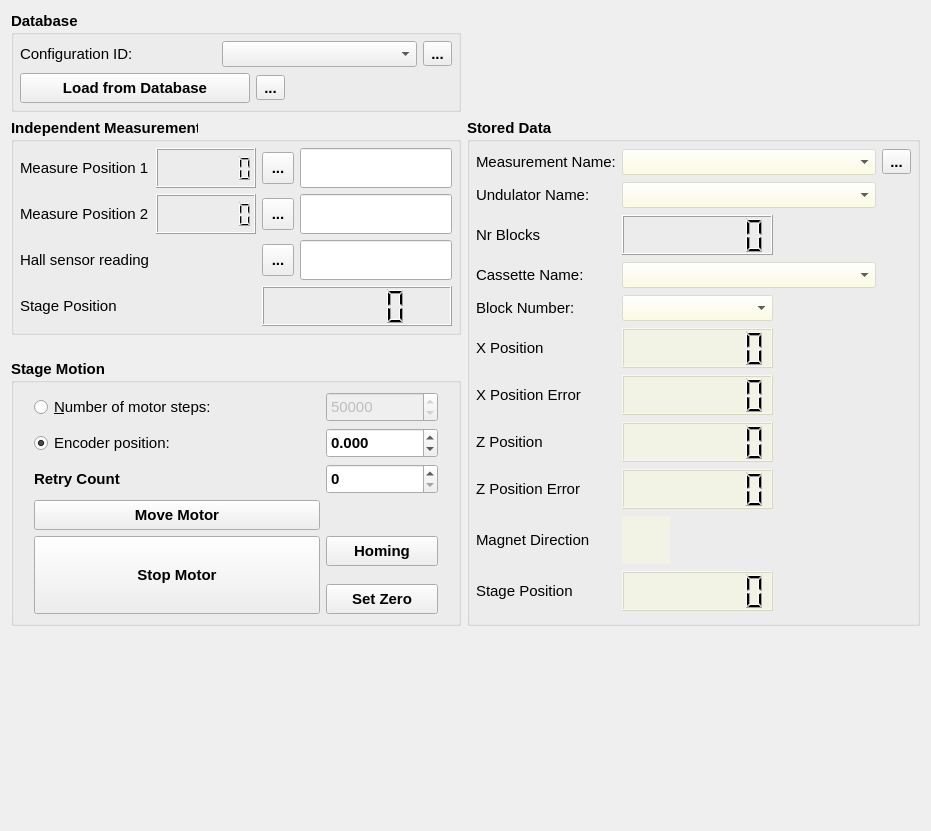
Old version of the form deltabench/gui/ui/measurementwidget.ui in the repository lnls-ima/delta-assembly-bench.
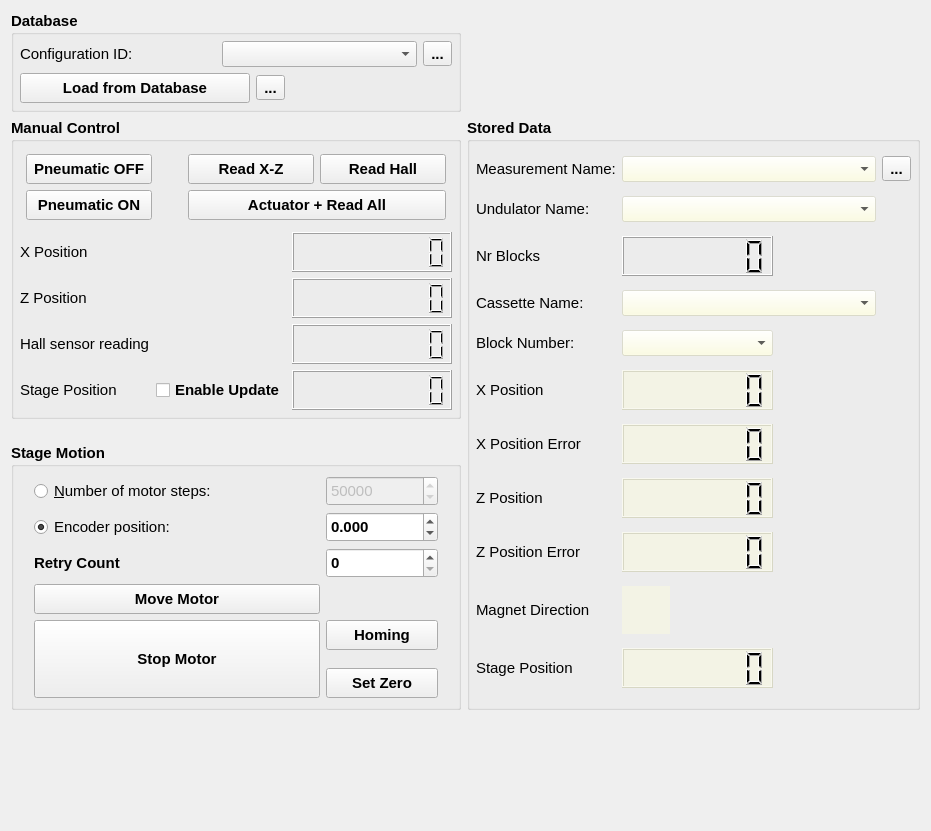
New version of the form. Icons and pictures are not drawn.

Commit message:
Improve manual control tab
Improve the MeasurementWidget (manual control tab) considering
the functionality that the scan tab provides and what could
be complementary to that.

  - Add pneumatic actuator control to the manual control tab.
  - Add a button to take all readings at once.
  - Make the tab more intuitive overall.
  - Revise and fix move motor code.
  - Add periodic encoder update as a configurable option.

```diff
--- a/deltabench/gui/ui/measurementwidget.ui
+++ b/deltabench/gui/ui/measurementwidget.ui
@@ -406,313 +406,6 @@
      </layout>
     </widget>
    </item>
-   <item row="1" column="0">
-    <widget class="QGroupBox" name="groupBox">
-     <property name="sizePolicy">
-      <sizepolicy hsizetype="Preferred" vsizetype="Preferred">
-       <horstretch>0</horstretch>
-       <verstretch>0</verstretch>
-      </sizepolicy>
-     </property>
-     <property name="maximumSize">
-      <size>
-       <width>450</width>
-       <height>16777215</height>
-      </size>
-     </property>
-     <property name="font">
-      <font>
-       <weight>75</weight>
-       <bold>true</bold>
-      </font>
-     </property>
-     <property name="title">
-      <string>Independent Measurement</string>
-     </property>
-     <layout class="QGridLayout" name="gridLayout">
-      <property name="leftMargin">
-       <number>6</number>
-      </property>
-      <property name="topMargin">
-       <number>6</number>
-      </property>
-      <property name="rightMargin">
-       <number>6</number>
-      </property>
-      <property name="bottomMargin">
-       <number>6</number>
-      </property>
-      <item row="8" column="0">
-       <widget class="QLabel" name="label_2">
-        <property name="font">
-         <font>
-          <weight>50</weight>
-          <bold>false</bold>
-         </font>
-        </property>
-        <property name="text">
-         <string>Hall sensor reading</string>
-        </property>
-       </widget>
-      </item>
-      <item row="5" column="1">
-       <widget class="QLCDNumber" name="lcd_curr_position_1">
-        <property name="sizePolicy">
-         <sizepolicy hsizetype="Preferred" vsizetype="Preferred">
-          <horstretch>0</horstretch>
-          <verstretch>0</verstretch>
-         </sizepolicy>
-        </property>
-        <property name="minimumSize">
-         <size>
-          <width>100</width>
-          <height>40</height>
-         </size>
-        </property>
-        <property name="digitCount">
-         <number>7</number>
-        </property>
-       </widget>
-      </item>
-      <item row="5" column="2">
-       <widget class="QToolButton" name="tbt_store_position_1">
-        <property name="enabled">
-         <bool>true</bool>
-        </property>
-        <property name="sizePolicy">
-         <sizepolicy hsizetype="Fixed" vsizetype="Fixed">
-          <horstretch>0</horstretch>
-          <verstretch>0</verstretch>
-         </sizepolicy>
-        </property>
-        <property name="minimumSize">
-         <size>
-          <width>32</width>
-          <height>32</height>
-         </size>
-        </property>
-        <property name="toolTip">
-         <string>&lt;html&gt;&lt;head/&gt;&lt;body&gt;&lt;p&gt;Register block position 1&lt;/p&gt;&lt;/body&gt;&lt;/html&gt;</string>
-        </property>
-        <property name="text">
-         <string>...</string>
-        </property>
-        <property name="icon">
-         <iconset>
-          <normaloff>../../resources/img/chevron-triple-right.png</normaloff>../../resources/img/chevron-triple-right.png</iconset>
-        </property>
-        <property name="iconSize">
-         <size>
-          <width>24</width>
-          <height>24</height>
-         </size>
-        </property>
-       </widget>
-      </item>
-      <item row="5" column="0">
-       <widget class="QLabel" name="label_3">
-        <property name="font">
-         <font>
-          <weight>50</weight>
-          <bold>false</bold>
-         </font>
-        </property>
-        <property name="text">
-         <string>Measure Position 1</string>
-        </property>
-       </widget>
-      </item>
-      <item row="6" column="2">
-       <widget class="QToolButton" name="tbt_store_position_2">
-        <property name="enabled">
-         <bool>true</bool>
-        </property>
-        <property name="minimumSize">
-         <size>
-          <width>32</width>
-          <height>32</height>
-         </size>
-        </property>
-        <property name="toolTip">
-         <string>&lt;html&gt;&lt;head/&gt;&lt;body&gt;&lt;p&gt;Register block position 2&lt;/p&gt;&lt;/body&gt;&lt;/html&gt;</string>
-        </property>
-        <property name="text">
-         <string>...</string>
-        </property>
-        <property name="icon">
-         <iconset>
-          <normaloff>../../resources/img/chevron-triple-right.png</normaloff>../../resources/img/chevron-triple-right.png</iconset>
-        </property>
-        <property name="iconSize">
-         <size>
-          <width>24</width>
-          <height>24</height>
-         </size>
-        </property>
-       </widget>
-      </item>
-      <item row="6" column="1">
-       <widget class="QLCDNumber" name="lcd_curr_position_2">
-        <property name="sizePolicy">
-         <sizepolicy hsizetype="Preferred" vsizetype="Preferred">
-          <horstretch>0</horstretch>
-          <verstretch>0</verstretch>
-         </sizepolicy>
-        </property>
-        <property name="minimumSize">
-         <size>
-          <width>100</width>
-          <height>40</height>
-         </size>
-        </property>
-        <property name="autoFillBackground">
-         <bool>false</bool>
-        </property>
-        <property name="digitCount">
-         <number>7</number>
-        </property>
-       </widget>
-      </item>
-      <item row="6" column="0">
-       <widget class="QLabel" name="label_4">
-        <property name="font">
-         <font>
-          <weight>50</weight>
-          <bold>false</bold>
-         </font>
-        </property>
-        <property name="text">
-         <string>Measure Position 2</string>
-        </property>
-       </widget>
-      </item>
-      <item row="8" column="2">
-       <widget class="QToolButton" name="tbt_read_hall">
-        <property name="enabled">
-         <bool>true</bool>
-        </property>
-        <property name="minimumSize">
-         <size>
-          <width>32</width>
-          <height>32</height>
-         </size>
-        </property>
-        <property name="toolTip">
-         <string>&lt;html&gt;&lt;head/&gt;&lt;body&gt;&lt;p&gt;Register hall sensor voltage&lt;/p&gt;&lt;/body&gt;&lt;/html&gt;</string>
-        </property>
-        <property name="text">
-         <string>...</string>
-        </property>
-        <property name="icon">
-         <iconset>
-          <normaloff>../../resources/img/compass-outline.png</normaloff>../../resources/img/compass-outline.png</iconset>
-        </property>
-        <property name="iconSize">
-         <size>
-          <width>24</width>
-          <height>24</height>
-         </size>
-        </property>
-       </widget>
-      </item>
-      <item row="5" column="3">
-       <widget class="QLineEdit" name="le_display_position_1">
-        <property name="sizePolicy">
-         <sizepolicy hsizetype="Expanding" vsizetype="Fixed">
-          <horstretch>0</horstretch>
-          <verstretch>0</verstretch>
-         </sizepolicy>
-        </property>
-        <property name="minimumSize">
-         <size>
-          <width>0</width>
-          <height>40</height>
-         </size>
-        </property>
-        <property name="font">
-         <font>
-          <weight>50</weight>
-          <bold>false</bold>
-         </font>
-        </property>
-        <property name="readOnly">
-         <bool>false</bool>
-        </property>
-       </widget>
-      </item>
-      <item row="9" column="2" colspan="2">
-       <widget class="QLCDNumber" name="lcd_linear_encoder_position">
-        <property name="enabled">
-         <bool>true</bool>
-        </property>
-        <property name="minimumSize">
-         <size>
-          <width>0</width>
-          <height>40</height>
-         </size>
-        </property>
-        <property name="font">
-         <font>
-          <weight>50</weight>
-          <bold>false</bold>
-         </font>
-        </property>
-       </widget>
-      </item>
-      <item row="9" column="0">
-       <widget class="QLabel" name="label_5">
-        <property name="font">
-         <font>
-          <weight>50</weight>
-          <bold>false</bold>
-         </font>
-        </property>
-        <property name="text">
-         <string>Stage Position</string>
-        </property>
-       </widget>
-      </item>
-      <item row="6" column="3">
-       <widget class="QLineEdit" name="le_display_position_2">
-        <property name="minimumSize">
-         <size>
-          <width>0</width>
-          <height>40</height>
-         </size>
-        </property>
-        <property name="font">
-         <font>
-          <weight>50</weight>
-          <bold>false</bold>
-         </font>
-        </property>
-        <property name="readOnly">
-         <bool>false</bool>
-        </property>
-       </widget>
-      </item>
-      <item row="8" column="3">
-       <widget class="QLineEdit" name="le_hall_sensor_voltage">
-        <property name="minimumSize">
-         <size>
-          <width>0</width>
-          <height>40</height>
-         </size>
-        </property>
-        <property name="font">
-         <font>
-          <weight>50</weight>
-          <bold>false</bold>
-         </font>
-        </property>
-        <property name="readOnly">
-         <bool>false</bool>
-        </property>
-       </widget>
-      </item>
-     </layout>
-    </widget>
-   </item>
    <item row="0" column="0">
     <widget class="QGroupBox" name="groupBox_2">
      <property name="sizePolicy">
@@ -869,15 +562,11 @@
       <property name="rightMargin">
        <number>20</number>
       </property>
-      <item row="2" column="0">
-       <widget class="QLabel" name="label_9">
-        <property name="text">
-         <string>Retry Count</string>
+      <item row="0" column="1">
+       <widget class="QSpinBox" name="sb_commanded_nr_steps">
+        <property name="enabled">
+         <bool>false</bool>
         </property>
-       </widget>
-      </item>
-      <item row="7" column="1">
-       <widget class="QPushButton" name="pbt_set_zero">
         <property name="sizePolicy">
          <sizepolicy hsizetype="Minimum" vsizetype="Minimum">
           <horstretch>0</horstretch>
@@ -890,55 +579,20 @@
           <height>30</height>
          </size>
         </property>
-        <property name="maximumSize">
-         <size>
-          <width>16777215</width>
-          <height>30</height>
-         </size>
-        </property>
-        <property name="text">
-         <string>Set Zero</string>
-        </property>
-       </widget>
-      </item>
-      <item row="0" column="0">
-       <widget class="QRadioButton" name="rbt_nr_steps">
-        <property name="sizePolicy">
-         <sizepolicy hsizetype="Minimum" vsizetype="Minimum">
-          <horstretch>0</horstretch>
-          <verstretch>0</verstretch>
-         </sizepolicy>
-        </property>
         <property name="font">
          <font>
           <weight>50</weight>
           <bold>false</bold>
          </font>
         </property>
-        <property name="text">
-         <string>&amp;Number of motor steps:</string>
+        <property name="minimum">
+         <number>-1000000</number>
         </property>
-       </widget>
-      </item>
-      <item row="1" column="0">
-       <widget class="QRadioButton" name="rbt_encoder_position">
-        <property name="sizePolicy">
-         <sizepolicy hsizetype="Minimum" vsizetype="Minimum">
-          <horstretch>0</horstretch>
-          <verstretch>0</verstretch>
-         </sizepolicy>
+        <property name="maximum">
+         <number>1000000</number>
         </property>
-        <property name="font">
-         <font>
-          <weight>50</weight>
-          <bold>false</bold>
-         </font>
-        </property>
-        <property name="text">
-         <string>Encoder position:</string>
-        </property>
-        <property name="checked">
-         <bool>true</bool>
+        <property name="value">
+         <number>50000</number>
         </property>
        </widget>
       </item>
@@ -961,35 +615,6 @@
         </property>
        </widget>
       </item>
-      <item row="4" column="0" rowspan="4">
-       <widget class="QPushButton" name="pbt_stop_motor">
-        <property name="sizePolicy">
-         <sizepolicy hsizetype="Minimum" vsizetype="Minimum">
-          <horstretch>0</horstretch>
-          <verstretch>0</verstretch>
-         </sizepolicy>
-        </property>
-        <property name="minimumSize">
-         <size>
-          <width>0</width>
-          <height>60</height>
-         </size>
-        </property>
-        <property name="text">
-         <string>Stop Motor</string>
-        </property>
-        <property name="icon">
-         <iconset>
-          <normaloff>../../resources/img/stop.svg</normaloff>../../resources/img/stop.svg</iconset>
-        </property>
-        <property name="iconSize">
-         <size>
-          <width>24</width>
-          <height>24</height>
-         </size>
-        </property>
-       </widget>
-      </item>
       <item row="3" column="0">
        <widget class="QPushButton" name="pbt_move_motor">
         <property name="sizePolicy">
@@ -1019,6 +644,47 @@
         </property>
        </widget>
       </item>
+      <item row="1" column="0">
+       <widget class="QRadioButton" name="rbt_encoder_position">
+        <property name="sizePolicy">
+         <sizepolicy hsizetype="Minimum" vsizetype="Minimum">
+          <horstretch>0</horstretch>
+          <verstretch>0</verstretch>
+         </sizepolicy>
+        </property>
+        <property name="font">
+         <font>
+          <weight>50</weight>
+          <bold>false</bold>
+         </font>
+        </property>
+        <property name="text">
+         <string>Encoder position:</string>
+        </property>
+        <property name="checked">
+         <bool>true</bool>
+        </property>
+       </widget>
+      </item>
+      <item row="4" column="1">
+       <widget class="QPushButton" name="pbt_homing">
+        <property name="sizePolicy">
+         <sizepolicy hsizetype="Minimum" vsizetype="Minimum">
+          <horstretch>0</horstretch>
+          <verstretch>0</verstretch>
+         </sizepolicy>
+        </property>
+        <property name="minimumSize">
+         <size>
+          <width>0</width>
+          <height>30</height>
+         </size>
+        </property>
+        <property name="text">
+         <string>Homing</string>
+        </property>
+       </widget>
+      </item>
       <item row="2" column="1">
        <widget class="QSpinBox" name="sb_retry_count">
         <property name="minimumSize">
@@ -1029,6 +695,50 @@
         </property>
        </widget>
       </item>
+      <item row="0" column="0">
+       <widget class="QRadioButton" name="rbt_nr_steps">
+        <property name="sizePolicy">
+         <sizepolicy hsizetype="Minimum" vsizetype="Minimum">
+          <horstretch>0</horstretch>
+          <verstretch>0</verstretch>
+         </sizepolicy>
+        </property>
+        <property name="font">
+         <font>
+          <weight>50</weight>
+          <bold>false</bold>
+         </font>
+        </property>
+        <property name="text">
+         <string>&amp;Number of motor steps:</string>
+        </property>
+       </widget>
+      </item>
+      <item row="7" column="1">
+       <widget class="QPushButton" name="pbt_set_zero">
+        <property name="sizePolicy">
+         <sizepolicy hsizetype="Minimum" vsizetype="Minimum">
+          <horstretch>0</horstretch>
+          <verstretch>0</verstretch>
+         </sizepolicy>
+        </property>
+        <property name="minimumSize">
+         <size>
+          <width>0</width>
+          <height>30</height>
+         </size>
+        </property>
+        <property name="maximumSize">
+         <size>
+          <width>16777215</width>
+          <height>30</height>
+         </size>
+        </property>
+        <property name="text">
+         <string>Set Zero</string>
+        </property>
+       </widget>
+      </item>
       <item row="3" column="1">
        <widget class="QLabel" name="la_motor_is_moving">
         <property name="enabled">
@@ -1066,8 +776,8 @@
         </property>
        </widget>
       </item>
-      <item row="4" column="1">
-       <widget class="QPushButton" name="pbt_homing">
+      <item row="4" column="0" rowspan="4">
+       <widget class="QPushButton" name="pbt_stop_motor">
         <property name="sizePolicy">
          <sizepolicy hsizetype="Minimum" vsizetype="Minimum">
           <horstretch>0</horstretch>
@@ -1077,29 +787,389 @@
         <property name="minimumSize">
          <size>
           <width>0</width>
-          <height>30</height>
+          <height>60</height>
          </size>
         </property>
         <property name="text">
-         <string>Homing</string>
+         <string>Stop Motor</string>
         </property>
+        <property name="icon">
+         <iconset>
+          <normaloff>../../resources/img/stop.svg</normaloff>../../resources/img/stop.svg</iconset>
+        </property>
+        <property name="iconSize">
+         <size>
+          <width>24</width>
+          <height>24</height>
+         </size>
+        </property>
        </widget>
       </item>
-      <item row="0" column="1">
-       <widget class="QSpinBox" name="sb_commanded_nr_steps">
+      <item row="2" column="0">
+       <widget class="QLabel" name="label_9">
+        <property name="text">
+         <string>Retry Count</string>
+        </property>
+       </widget>
+      </item>
+     </layout>
+    </widget>
+   </item>
+   <item row="1" column="0">
+    <widget class="QGroupBox" name="groupBox">
+     <property name="sizePolicy">
+      <sizepolicy hsizetype="Preferred" vsizetype="Preferred">
+       <horstretch>0</horstretch>
+       <verstretch>0</verstretch>
+      </sizepolicy>
+     </property>
+     <property name="maximumSize">
+      <size>
+       <width>450</width>
+       <height>16777215</height>
+      </size>
+     </property>
+     <property name="font">
+      <font>
+       <weight>75</weight>
+       <bold>true</bold>
+      </font>
+     </property>
+     <property name="title">
+      <string>Manual Control</string>
+     </property>
+     <layout class="QGridLayout" name="gridLayout">
+      <property name="leftMargin">
+       <number>6</number>
+      </property>
+      <property name="topMargin">
+       <number>6</number>
+      </property>
+      <property name="rightMargin">
+       <number>6</number>
+      </property>
+      <property name="bottomMargin">
+       <number>6</number>
+      </property>
+      <item row="8" column="2" colspan="2">
+       <widget class="QLCDNumber" name="lcd_x_position">
+        <property name="sizePolicy">
+         <sizepolicy hsizetype="Preferred" vsizetype="Preferred">
+          <horstretch>0</horstretch>
+          <verstretch>0</verstretch>
+         </sizepolicy>
+        </property>
+        <property name="minimumSize">
+         <size>
+          <width>100</width>
+          <height>40</height>
+         </size>
+        </property>
+        <property name="digitCount">
+         <number>9</number>
+        </property>
+       </widget>
+      </item>
+      <item row="9" column="2" colspan="2">
+       <widget class="QLCDNumber" name="lcd_z_position">
+        <property name="sizePolicy">
+         <sizepolicy hsizetype="Preferred" vsizetype="Preferred">
+          <horstretch>0</horstretch>
+          <verstretch>0</verstretch>
+         </sizepolicy>
+        </property>
+        <property name="minimumSize">
+         <size>
+          <width>100</width>
+          <height>40</height>
+         </size>
+        </property>
+        <property name="autoFillBackground">
+         <bool>false</bool>
+        </property>
+        <property name="digitCount">
+         <number>9</number>
+        </property>
+       </widget>
+      </item>
+      <item row="6" column="0" colspan="4">
+       <layout class="QGridLayout" name="gridLayout_2">
+        <property name="leftMargin">
+         <number>6</number>
+        </property>
+        <property name="topMargin">
+         <number>6</number>
+        </property>
+        <property name="rightMargin">
+         <number>6</number>
+        </property>
+        <property name="bottomMargin">
+         <number>6</number>
+        </property>
+        <item row="0" column="0">
+         <widget class="QPushButton" name="pbt_pneumatic_off">
+          <property name="sizePolicy">
+           <sizepolicy hsizetype="Minimum" vsizetype="Minimum">
+            <horstretch>0</horstretch>
+            <verstretch>0</verstretch>
+           </sizepolicy>
+          </property>
+          <property name="minimumSize">
+           <size>
+            <width>0</width>
+            <height>30</height>
+           </size>
+          </property>
+          <property name="text">
+           <string>Pneumatic OFF</string>
+          </property>
+         </widget>
+        </item>
+        <item row="1" column="0">
+         <widget class="QPushButton" name="pbt_pneumatic_on">
+          <property name="sizePolicy">
+           <sizepolicy hsizetype="Minimum" vsizetype="Minimum">
+            <horstretch>0</horstretch>
+            <verstretch>0</verstretch>
+           </sizepolicy>
+          </property>
+          <property name="minimumSize">
+           <size>
+            <width>0</width>
+            <height>30</height>
+           </size>
+          </property>
+          <property name="text">
+           <string>Pneumatic ON</string>
+          </property>
+         </widget>
+        </item>
+        <item row="0" column="2">
+         <widget class="QLabel" name="la_pneumatic_off">
+          <property name="enabled">
+           <bool>false</bool>
+          </property>
+          <property name="sizePolicy">
+           <sizepolicy hsizetype="Fixed" vsizetype="Fixed">
+            <horstretch>0</horstretch>
+            <verstretch>0</verstretch>
+           </sizepolicy>
+          </property>
+          <property name="minimumSize">
+           <size>
+            <width>0</width>
+            <height>0</height>
+           </size>
+          </property>
+          <property name="maximumSize">
+           <size>
+            <width>24</width>
+            <height>24</height>
+           </size>
+          </property>
+          <property name="text">
+           <string/>
+          </property>
+          <property name="pixmap">
+           <pixmap>../../resources/img/red_light.png</pixmap>
+          </property>
+          <property name="scaledContents">
+           <bool>true</bool>
+          </property>
+          <property name="alignment">
+           <set>Qt::AlignCenter</set>
+          </property>
+         </widget>
+        </item>
+        <item row="1" column="2">
+         <widget class="QLabel" name="la_pneumatic_on">
+          <property name="enabled">
+           <bool>false</bool>
+          </property>
+          <property name="sizePolicy">
+           <sizepolicy hsizetype="Fixed" vsizetype="Fixed">
+            <horstretch>0</horstretch>
+            <verstretch>0</verstretch>
+           </sizepolicy>
+          </property>
+          <property name="minimumSize">
+           <size>
+            <width>0</width>
+            <height>0</height>
+           </size>
+          </property>
+          <property name="maximumSize">
+           <size>
+            <width>24</width>
+            <height>24</height>
+           </size>
+          </property>
+          <property name="text">
+           <string/>
+          </property>
+          <property name="pixmap">
+           <pixmap>../../resources/img/green_light.png</pixmap>
+          </property>
+          <property name="scaledContents">
+           <bool>true</bool>
+          </property>
+          <property name="alignment">
+           <set>Qt::AlignCenter</set>
+          </property>
+         </widget>
+        </item>
+        <item row="1" column="3" colspan="2">
+         <widget class="QPushButton" name="pbt_read_all">
+          <property name="sizePolicy">
+           <sizepolicy hsizetype="Minimum" vsizetype="Minimum">
+            <horstretch>0</horstretch>
+            <verstretch>0</verstretch>
+           </sizepolicy>
+          </property>
+          <property name="minimumSize">
+           <size>
+            <width>0</width>
+            <height>30</height>
+           </size>
+          </property>
+          <property name="text">
+           <string>Actuator + Read All</string>
+          </property>
+         </widget>
+        </item>
+        <item row="0" column="4">
+         <widget class="QPushButton" name="pbt_read_hall">
+          <property name="sizePolicy">
+           <sizepolicy hsizetype="Minimum" vsizetype="Minimum">
+            <horstretch>0</horstretch>
+            <verstretch>0</verstretch>
+           </sizepolicy>
+          </property>
+          <property name="minimumSize">
+           <size>
+            <width>0</width>
+            <height>30</height>
+           </size>
+          </property>
+          <property name="text">
+           <string>Read Hall</string>
+          </property>
+          <property name="icon">
+           <iconset>
+            <normaloff>../../resources/img/compass-outline.png</normaloff>../../resources/img/compass-outline.png</iconset>
+          </property>
+          <property name="iconSize">
+           <size>
+            <width>18</width>
+            <height>18</height>
+           </size>
+          </property>
+         </widget>
+        </item>
+        <item row="0" column="3">
+         <widget class="QPushButton" name="pbt_read_position">
+          <property name="sizePolicy">
+           <sizepolicy hsizetype="Minimum" vsizetype="Minimum">
+            <horstretch>0</horstretch>
+            <verstretch>0</verstretch>
+           </sizepolicy>
+          </property>
+          <property name="minimumSize">
+           <size>
+            <width>0</width>
+            <height>30</height>
+           </size>
+          </property>
+          <property name="text">
+           <string>Read X-Z</string>
+          </property>
+         </widget>
+        </item>
+       </layout>
+      </item>
+      <item row="8" column="0">
+       <widget class="QLabel" name="label_3">
+        <property name="font">
+         <font>
+          <weight>50</weight>
+          <bold>false</bold>
+         </font>
+        </property>
+        <property name="text">
+         <string>X Position</string>
+        </property>
+       </widget>
+      </item>
+      <item row="9" column="0">
+       <widget class="QLabel" name="label_4">
+        <property name="font">
+         <font>
+          <weight>50</weight>
+          <bold>false</bold>
+         </font>
+        </property>
+        <property name="text">
+         <string>Z Position</string>
+        </property>
+       </widget>
+      </item>
+      <item row="11" column="0">
+       <widget class="QLabel" name="label_2">
+        <property name="font">
+         <font>
+          <weight>50</weight>
+          <bold>false</bold>
+         </font>
+        </property>
+        <property name="text">
+         <string>Hall sensor reading</string>
+        </property>
+       </widget>
+      </item>
+      <item row="11" column="2" colspan="2">
+       <widget class="QLCDNumber" name="lcd_hall_sensor_voltage">
+        <property name="sizePolicy">
+         <sizepolicy hsizetype="Preferred" vsizetype="Preferred">
+          <horstretch>0</horstretch>
+          <verstretch>0</verstretch>
+         </sizepolicy>
+        </property>
+        <property name="minimumSize">
+         <size>
+          <width>100</width>
+          <height>40</height>
+         </size>
+        </property>
+        <property name="autoFillBackground">
+         <bool>false</bool>
+        </property>
+        <property name="digitCount">
+         <number>9</number>
+        </property>
+       </widget>
+      </item>
+      <item row="13" column="0">
+       <widget class="QLabel" name="label_5">
+        <property name="font">
+         <font>
+          <weight>50</weight>
+          <bold>false</bold>
+         </font>
+        </property>
+        <property name="text">
+         <string>Stage Position</string>
+        </property>
+       </widget>
+      </item>
+      <item row="13" column="2" colspan="2">
+       <widget class="QLCDNumber" name="lcd_linear_encoder_position">
         <property name="enabled">
-         <bool>false</bool>
-        </property>
-        <property name="sizePolicy">
-         <sizepolicy hsizetype="Minimum" vsizetype="Minimum">
-          <horstretch>0</horstretch>
-          <verstretch>0</verstretch>
-         </sizepolicy>
+         <bool>true</bool>
         </property>
         <property name="minimumSize">
          <size>
           <width>0</width>
-          <height>30</height>
+          <height>40</height>
          </size>
         </property>
         <property name="font">
@@ -1108,14 +1178,18 @@
           <bold>false</bold>
          </font>
         </property>
-        <property name="minimum">
-         <number>1</number>
+        <property name="digitCount">
+         <number>9</number>
         </property>
-        <property name="maximum">
-         <number>500000</number>
+        <property name="segmentStyle">
+         <enum>QLCDNumber::Filled</enum>
         </property>
-        <property name="value">
-         <number>50000</number>
+       </widget>
+      </item>
+      <item row="13" column="1">
+       <widget class="QCheckBox" name="chb_encoder_update_enable">
+        <property name="text">
+         <string>Enable Update</string>
         </property>
        </widget>
       </item>
```
The commit also changes 2 other files.
